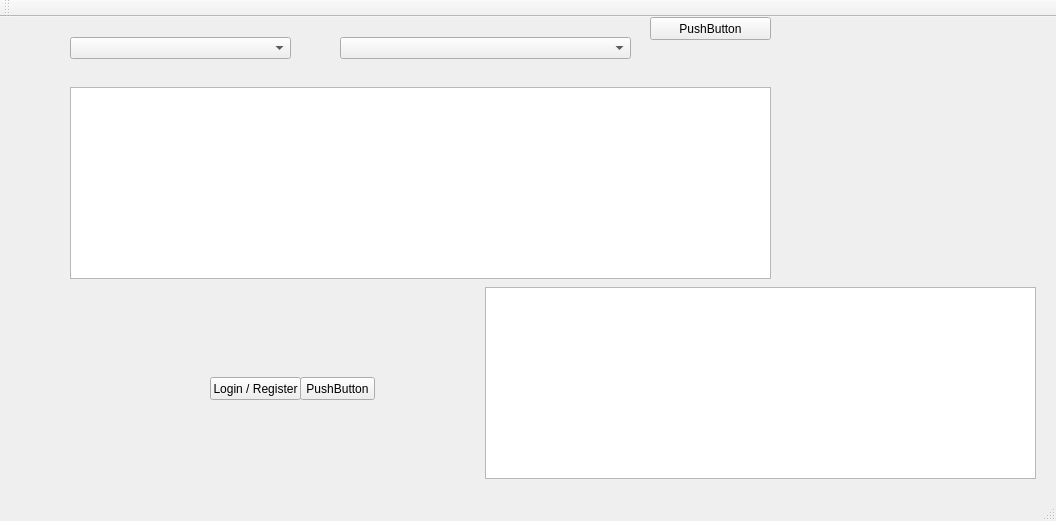
This is mainwindow.ui in Barlend/StudBd as Qt 5 draws it before an edit. The edited form follows.
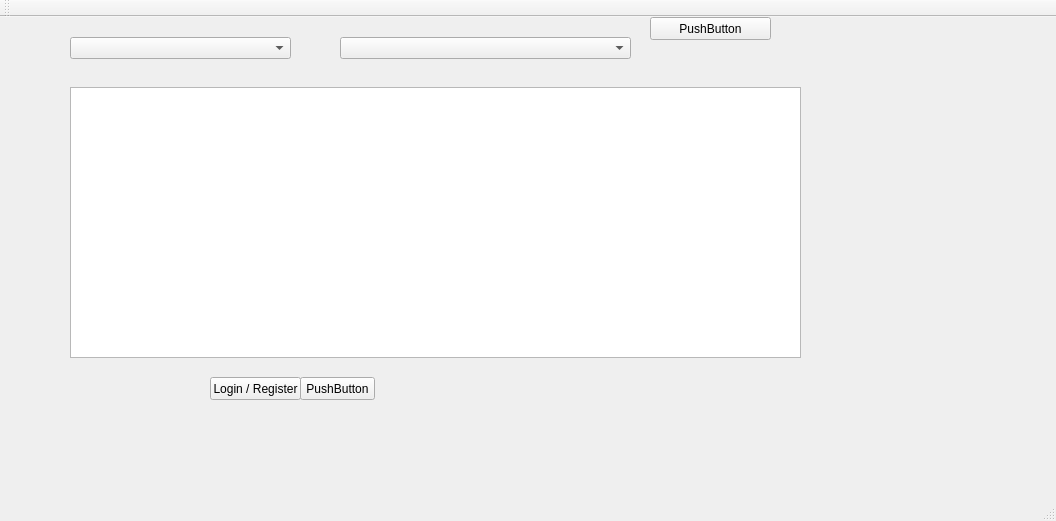
This is the edited form.

Patch:
```diff
--- a/mainwindow.ui
+++ b/mainwindow.ui
@@ -60,16 +60,6 @@
      </rect>
     </property>
    </widget>
-   <widget class="QTableView" name="tableView">
-    <property name="geometry">
-     <rect>
-      <x>70</x>
-      <y>70</y>
-      <width>701</width>
-      <height>192</height>
-     </rect>
-    </property>
-   </widget>
    <widget class="QPushButton" name="pushButton_2">
     <property name="geometry">
      <rect>
@@ -99,10 +89,10 @@
    <widget class="QTableWidget" name="tableWidget">
     <property name="geometry">
      <rect>
-      <x>485</x>
-      <y>270</y>
-      <width>551</width>
-      <height>192</height>
+      <x>70</x>
+      <y>70</y>
+      <width>731</width>
+      <height>271</height>
      </rect>
     </property>
     <property name="selectionMode">
```
